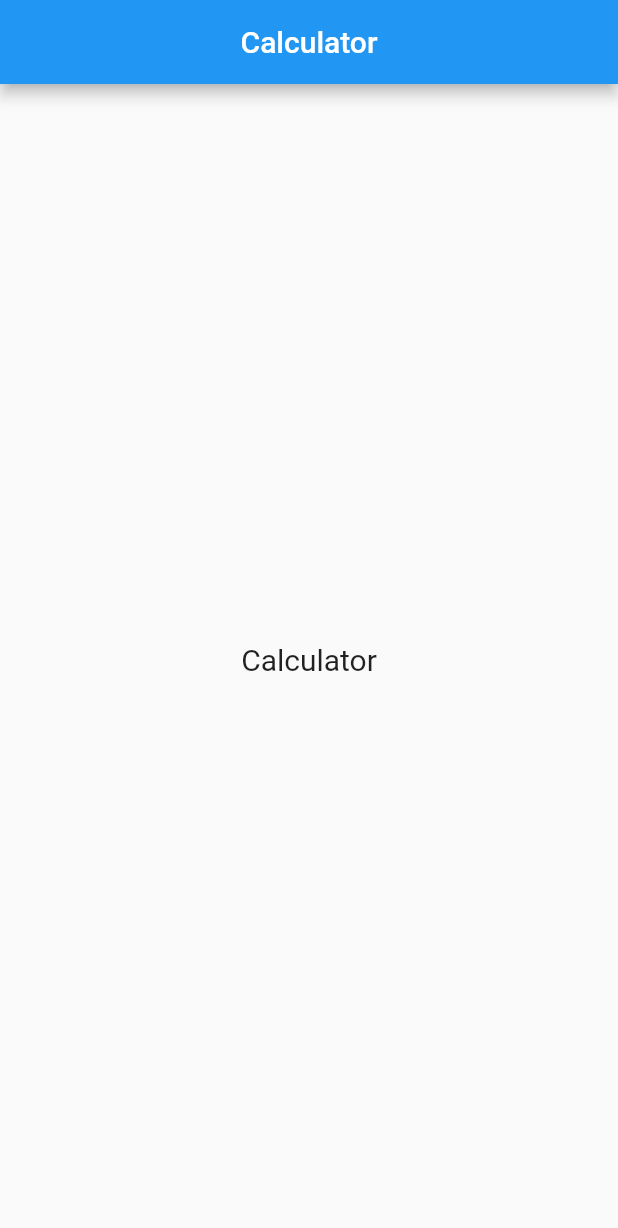
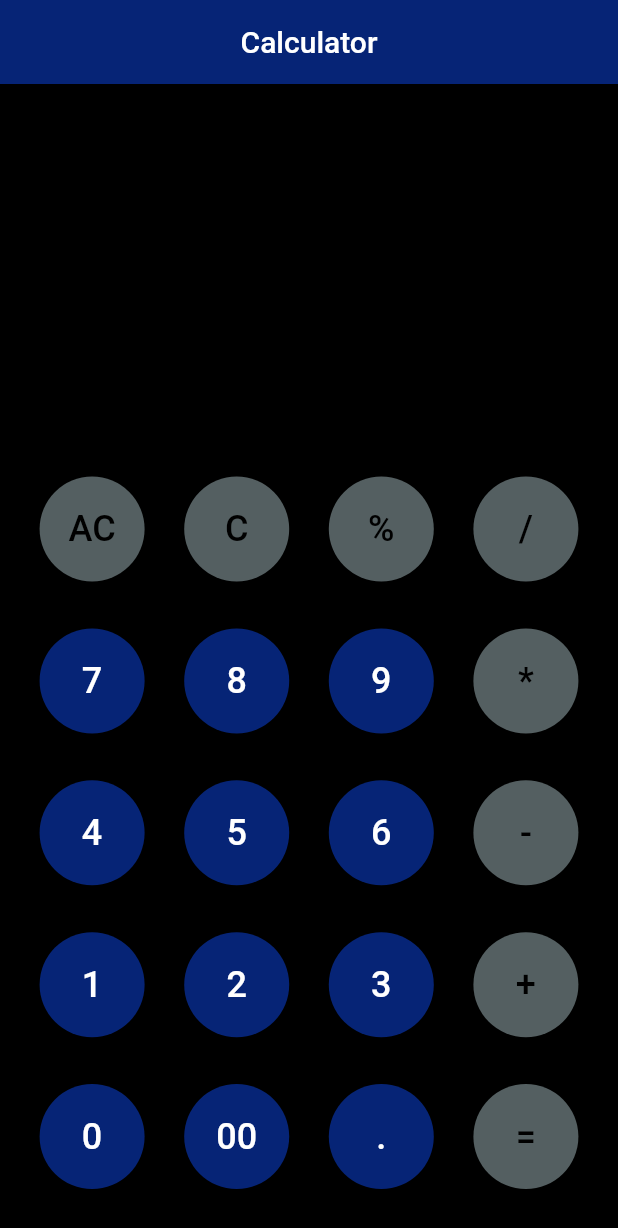
Before and after one commit to tabpole/calculator, a Flutter app: the screen it shows after launch, on a phone screen of 412 x 824 dp. Shown: the top 1228 px of the screen. Run offline on Flutter 3.47's test engine with Material 2 defaults, Android fonts, the phone set to English and light mode, and no system bars; our stand-ins replace get, math_expressions.

Commit message:
initial work

```diff
--- /dev/null
+++ b/lib/app/core/values/colors.dart
@@ -0,0 +1,9 @@
+// ignore_for_file: constant_identifier_names
+
+import 'package:flutter/material.dart';
+
+class ColorManager {
+  static const Color PRIMARY = Color(0xFF000000);
+  static const Color ACCENT = Color(0xFF062476);
+  static const Color ACCENT_ALT = Color(0xFF545F61);
+}
--- /dev/null
+++ b/lib/app/global_widgets/error_snackbar.dart
@@ -0,0 +1,16 @@
+import 'package:flutter/material.dart';
+import 'package:get/get.dart';
+
+class ErrorSnackbar {
+  static SnackbarController handle({String title = "Error", String message = ""}) {
+    return Get.snackbar(
+      title,
+      message,
+      colorText: Colors.white,
+      margin: const EdgeInsets.all(10),
+      duration: const Duration(seconds: 4),
+      backgroundColor: const Color.fromARGB(255, 36, 2, 0),
+      snackPosition: SnackPosition.TOP,
+    );
+  }
+}
--- /dev/null
+++ b/lib/app/modules/calculator/components/component_five.dart
@@ -0,0 +1,40 @@
+import 'package:flutter/material.dart';
+import 'package:get/get.dart';
+
+import '../../../core/values/colors.dart';
+import '../controllers/calculator_controller.dart';
+import '../local_widgets/button.dart';
+
+class ComponentFive extends GetView<CalculatorController> {
+  const ComponentFive({Key? key}) : super(key: key);
+
+  @override
+  Widget build(BuildContext context) {
+    return Row(
+      mainAxisAlignment: MainAxisAlignment.spaceEvenly,
+      children: [
+        Button(
+          text: '0',
+          onPressed: () => controller.addInput = '0',
+          color: ColorManager.ACCENT,
+        ),
+        Button(
+          text: '00',
+          onPressed: () => controller.addInput = '00',
+          color: ColorManager.ACCENT,
+        ),
+        Button(
+          text: '.',
+          onPressed: () => controller.addInput = '.',
+          color: ColorManager.ACCENT,
+        ),
+        Button(
+          text: '=',
+          onPressed: () => controller.calculate(),
+          color: ColorManager.ACCENT_ALT,
+          textAccentColor: false,
+        ),
+      ],
+    );
+  }
+}
--- /dev/null
+++ b/lib/app/modules/calculator/components/component_four.dart
@@ -0,0 +1,40 @@
+import 'package:flutter/material.dart';
+import 'package:get/get.dart';
+
+import '../../../core/values/colors.dart';
+import '../controllers/calculator_controller.dart';
+import '../local_widgets/button.dart';
+
+class ComponentFour extends GetView<CalculatorController> {
+  const ComponentFour({Key? key}) : super(key: key);
+
+  @override
+  Widget build(BuildContext context) {
+    return Row(
+      mainAxisAlignment: MainAxisAlignment.spaceEvenly,
+      children: [
+        Button(
+          text: '1',
+          onPressed: () => controller.addInput = '1',
+          color: ColorManager.ACCENT,
+        ),
+        Button(
+          text: '2',
+          onPressed: () => controller.addInput = '2',
+          color: ColorManager.ACCENT,
+        ),
+        Button(
+          text: '3',
+          onPressed: () => controller.addInput = '3',
+          color: ColorManager.ACCENT,
+        ),
+        Button(
+          text: '+',
+          onPressed: () => controller.addInput = '+',
+          color: ColorManager.ACCENT_ALT,
+          textAccentColor: false,
+        ),
+      ],
+    );
+  }
+}
--- /dev/null
+++ b/lib/app/modules/calculator/components/component_one.dart
@@ -0,0 +1,43 @@
+import 'package:flutter/material.dart';
+import 'package:get/get.dart';
+
+import '../../../core/values/colors.dart';
+import '../controllers/calculator_controller.dart';
+import '../local_widgets/button.dart';
+
+class ComponentOne extends GetView<CalculatorController> {
+  const ComponentOne({Key? key}) : super(key: key);
+
+  @override
+  Widget build(BuildContext context) {
+    return Row(
+      mainAxisAlignment: MainAxisAlignment.spaceEvenly,
+      children: [
+        Button(
+          text: 'AC',
+          onPressed: () => controller.allClear(),
+          color: ColorManager.ACCENT_ALT,
+          textAccentColor: false,
+        ),
+        Button(
+          text: 'C',
+          onPressed: () => controller.clearInput(),
+          color: ColorManager.ACCENT_ALT,
+          textAccentColor: false,
+        ),
+        Button(
+          text: '%',
+          onPressed: () => controller.addInput = '%',
+          color: ColorManager.ACCENT_ALT,
+          textAccentColor: false,
+        ),
+        Button(
+          text: '/',
+          onPressed: () => controller.addInput = '/',
+          color: ColorManager.ACCENT_ALT,
+          textAccentColor: false,
+        ),
+      ],
+    );
+  }
+}
--- /dev/null
+++ b/lib/app/modules/calculator/components/component_three.dart
@@ -0,0 +1,40 @@
+import 'package:flutter/material.dart';
+import 'package:get/get.dart';
+
+import '../../../core/values/colors.dart';
+import '../controllers/calculator_controller.dart';
+import '../local_widgets/button.dart';
+
+class ComponentThree extends GetView<CalculatorController> {
+  const ComponentThree({Key? key}) : super(key: key);
+
+  @override
+  Widget build(BuildContext context) {
+    return Row(
+      mainAxisAlignment: MainAxisAlignment.spaceEvenly,
+      children: [
+        Button(
+          text: '4',
+          onPressed: () => controller.addInput = '4',
+          color: ColorManager.ACCENT,
+        ),
+        Button(
+          text: '5',
+          onPressed: () => controller.addInput = '5',
+          color: ColorManager.ACCENT,
+        ),
+        Button(
+          text: '6',
+          onPressed: () => controller.addInput = '6',
+          color: ColorManager.ACCENT,
+        ),
+        Button(
+          text: '-',
+          onPressed: () => controller.addInput = '-',
+          color: ColorManager.ACCENT_ALT,
+          textAccentColor: false,
+        ),
+      ],
+    );
+  }
+}
--- /dev/null
+++ b/lib/app/modules/calculator/components/component_two.dart
@@ -0,0 +1,40 @@
+import 'package:flutter/material.dart';
+import 'package:get/get.dart';
+
+import '../../../core/values/colors.dart';
+import '../controllers/calculator_controller.dart';
+import '../local_widgets/button.dart';
+
+class ComponentTwo extends GetView<CalculatorController> {
+  const ComponentTwo({Key? key}) : super(key: key);
+
+  @override
+  Widget build(BuildContext context) {
+    return Row(
+      mainAxisAlignment: MainAxisAlignment.spaceEvenly,
+      children: [
+        Button(
+          text: '7',
+          onPressed: () => controller.addInput = '7',
+          color: ColorManager.ACCENT,
+        ),
+        Button(
+          text: '8',
+          onPressed: () => controller.addInput = '8',
+          color: ColorManager.ACCENT,
+        ),
+        Button(
+          text: '9',
+          onPressed: () => controller.addInput = '9',
+          color: ColorManager.ACCENT,
+        ),
+        Button(
+          text: '*',
+          onPressed: () => controller.addInput = '*',
+          color: ColorManager.ACCENT_ALT,
+          textAccentColor: false,
+        ),
+      ],
+    );
+  }
+}
--- /dev/null
+++ b/lib/app/modules/calculator/components/input_output.dart
@@ -0,0 +1,41 @@
+import 'package:flutter/material.dart';
+import 'package:get/get.dart';
+
+import '../../../core/values/colors.dart';
+import '../controllers/calculator_controller.dart';
+
+class InputOutput extends GetView<CalculatorController> {
+  const InputOutput({Key? key}) : super(key: key);
+
+  @override
+  Widget build(BuildContext context) {
+    return Container(
+      width: double.infinity,
+      padding: const EdgeInsets.all(32.0),
+      child: Column(
+        mainAxisAlignment: MainAxisAlignment.center,
+        crossAxisAlignment: CrossAxisAlignment.end,
+        children: [
+          Obx(
+            () => Text(
+              '${controller.input}',
+              style: const TextStyle(
+                fontSize: 32,
+                color: ColorManager.ACCENT_ALT,
+              ),
+            ),
+          ),
+          Obx(
+            () => Text(
+              '${controller.output}',
+              style: const TextStyle(
+                fontSize: 32,
+                color: Colors.white,
+              ),
+            ),
+          ),
+        ],
+      ),
+    );
+  }
+}
--- a/lib/app/modules/calculator/controllers/calculator_controller.dart
+++ b/lib/app/modules/calculator/controllers/calculator_controller.dart
@@ -1,3 +1,34 @@
 import 'package:get/get.dart';
+import 'package:math_expressions/math_expressions.dart';
 
-class CalculatorController extends GetxController {}
+import '../../../global_widgets/error_snackbar.dart';
+
+class CalculatorController extends GetxController {
+  final _input = ''.obs;
+  get input => _input.value;
+  set addInput(String value) => _input.value = _input.value + value;
+  void clearInput() => _input.value = input.substring(0, input.length - 1);
+
+  final _output = ''.obs;
+  get output => _output.value;
+  set setOutput(String value) => _output.value = value;
+  void clearOutput() => _output.value = '';
+
+  void allClear() {
+    _input.value = '';
+    clearOutput();
+  }
+
+  void calculate() {
+    try {
+      ContextModel cm = ContextModel();
+      Parser p = Parser();
+      Expression exp = p.parse(_input.value);
+      double result = exp.evaluate(EvaluationType.REAL, cm);
+      _output.value = result.toStringAsFixed(2);
+    } catch (e) {
+      _output.value = '';
+      ErrorSnackbar.handle(message: 'Please enter a valid expression');
+    }
+  }
+}
--- /dev/null
+++ b/lib/app/modules/calculator/local_widgets/button.dart
@@ -0,0 +1,35 @@
+import 'package:flutter/material.dart';
+
+class Button extends StatelessWidget {
+  final String text;
+  final VoidCallback onPressed;
+  final Color color;
+  final bool textAccentColor;
+  const Button({
+    Key? key,
+    required this.text,
+    required this.onPressed,
+    required this.color,
+    this.textAccentColor = true,
+  }) : super(key: key);
+
+  @override
+  Widget build(BuildContext context) {
+    return ElevatedButton(
+      onPressed: onPressed,
+      style: ElevatedButton.styleFrom(
+        primary: color,
+        fixedSize: const Size(70, 70),
+        shape: const CircleBorder(),
+        elevation: 10,
+      ),
+      child: Text(
+        text,
+        style: TextStyle(
+          fontSize: 24,
+          color: textAccentColor ? Colors.white : Colors.black,
+        ),
+      ),
+    );
+  }
+}
--- a/lib/app/modules/calculator/views/calculator_view.dart
+++ b/lib/app/modules/calculator/views/calculator_view.dart
@@ -1,7 +1,14 @@
+import 'package:calculator/app/modules/calculator/components/input_output.dart';
 import 'package:flutter/material.dart';
 
 import 'package:get/get.dart';
 
+import '../../../core/values/colors.dart';
+import '../components/component_five.dart';
+import '../components/component_four.dart';
+import '../components/component_one.dart';
+import '../components/component_three.dart';
+import '../components/component_two.dart';
 import '../controllers/calculator_controller.dart';
 
 class CalculatorView extends GetView<CalculatorController> {
@@ -9,15 +16,32 @@ class CalculatorView extends GetView<CalculatorController> {
   @override
   Widget build(BuildContext context) {
     return Scaffold(
+      backgroundColor: ColorManager.PRIMARY,
       appBar: AppBar(
         title: const Text('Calculator'),
+        backgroundColor: ColorManager.ACCENT,
         centerTitle: true,
       ),
-      body: const Center(
-        child: Text(
-          'Calculator',
-          style: TextStyle(fontSize: 20),
-        ),
+      body: Column(
+        children: [
+          const Expanded(
+            flex: 3,
+            child: InputOutput(),
+          ),
+          Expanded(
+            flex: 7,
+            child: Column(
+              mainAxisAlignment: MainAxisAlignment.spaceEvenly,
+              children: const [
+                ComponentOne(),
+                ComponentTwo(),
+                ComponentThree(),
+                ComponentFour(),
+                ComponentFive(),
+              ],
+            ),
+          ),
+        ],
       ),
     );
   }
--- a/pubspec.yaml
+++ b/pubspec.yaml
@@ -3,11 +3,13 @@ version: 1.0.0+1
 publish_to: none
 description: A new Flutter project.
 environment:
-  sdk: '>=2.17.5 <3.0.0'
+  sdk: ">=2.17.5 <3.0.0"
 
 dependencies:
   cupertino_icons: ^1.0.2
   get: 4.6.5
+  google_fonts: ^3.0.1
+  math_expressions: ^2.3.1
   flutter:
     sdk: flutter
 
```
Also changed, not shown: pubspec.lock, 1 other file.
